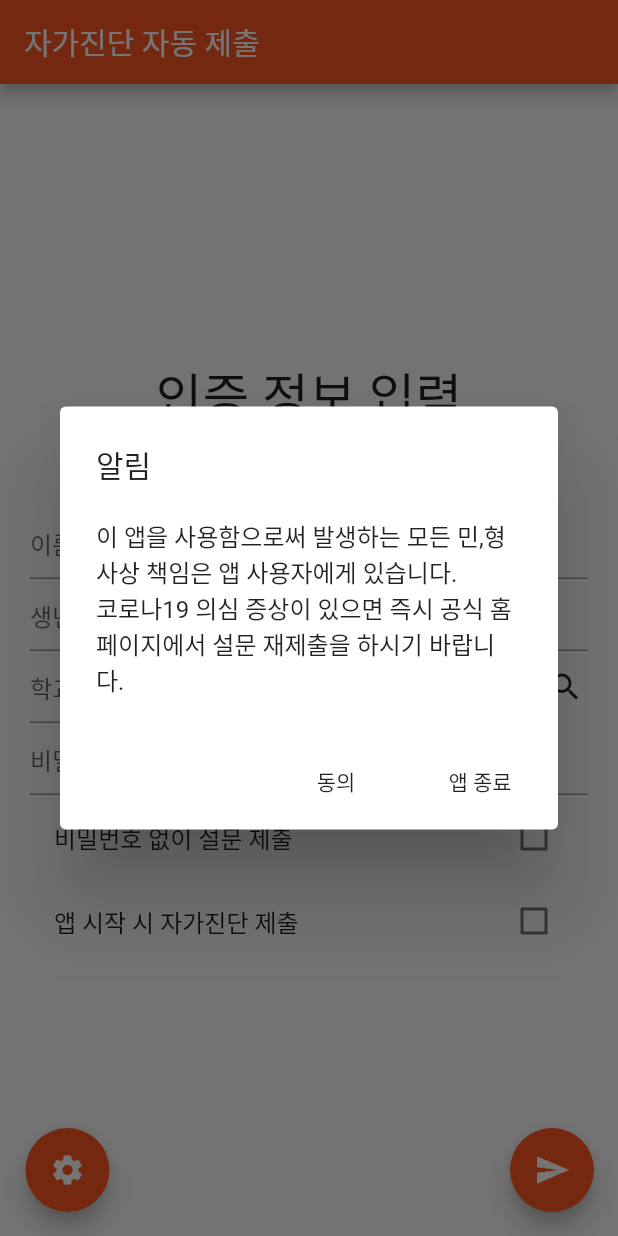
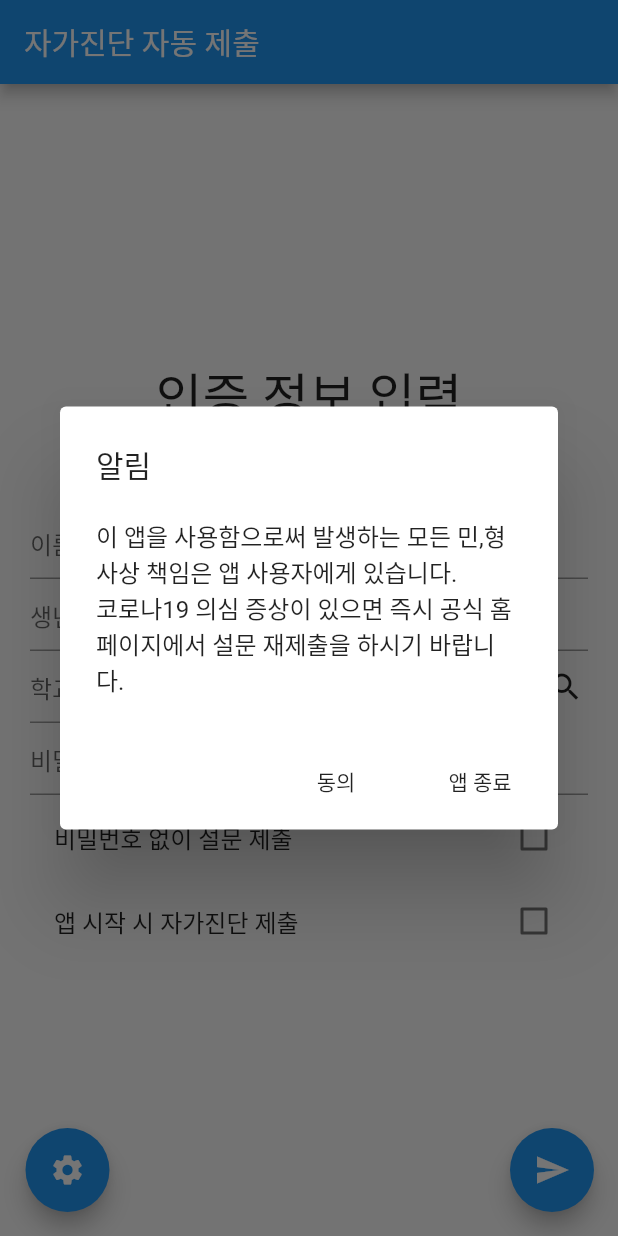
Before and after one commit to eduro-hcs/jaga_jindan, a Flutter app: the screen it shows after launch, on a phone screen of 412 x 824 dp. Run offline on Flutter 3.47's test engine with Material 2 defaults, Android fonts, the phone set to English and light mode, and no system bars; our stand-ins replace flutter_local_notifications, fluttertoast, package_info; missing offline and left inert: encrypt.

Commit message:
Release v0.2.2, change primary color

```diff
--- a/lib/main.dart
+++ b/lib/main.dart
@@ -43,7 +43,7 @@
     return MaterialApp(
       title: '자가진단',
       theme: ThemeData(
-        primarySwatch: Colors.deepOrange,
+        primarySwatch: Colors.blue,
         visualDensity: VisualDensity.adaptivePlatformDensity,
       ),
       home: obj,
```
Also changed, not shown: pubspec.yaml (+2 -56 lines), 1 other file.
